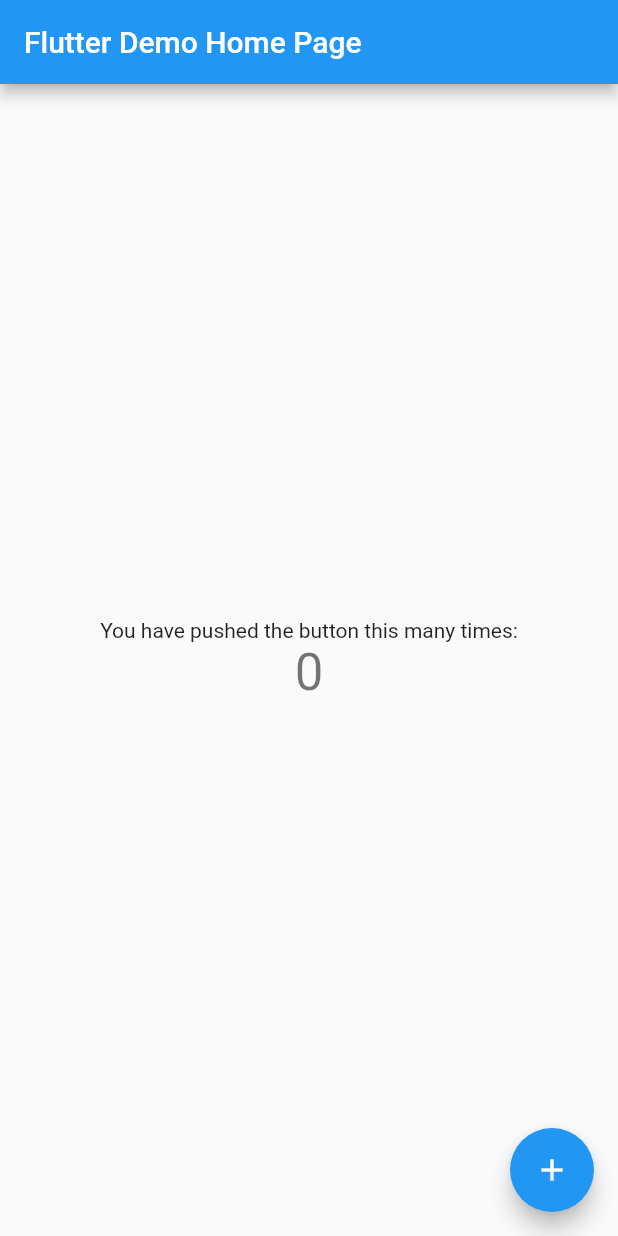
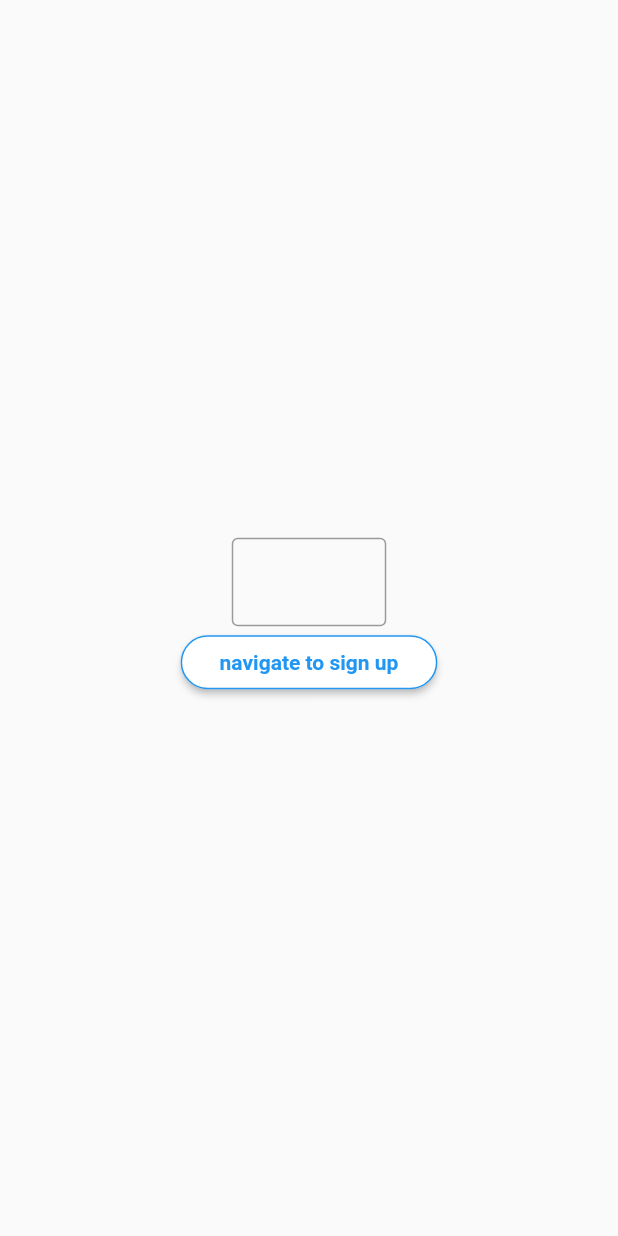
Before and after one commit to EliasSkooter/CurrencyHead_Frontend, a Flutter app: the screen it shows after launch, on a phone screen of 412 x 824 dp. Run offline on Flutter 3.47's test engine with Material 2 defaults, Android fonts, the phone set to English and light mode, and no system bars; our stand-ins replace flutter_screenutil, get.

Commit message:
Pushed some basic stuff

```diff
--- a/currency_head/lib/main.dart
+++ b/currency_head/lib/main.dart
@@ -1,4 +1,10 @@
+import 'package:currency_head/utils/themes.dart';
+import 'package:currency_head/view/screens/homeScreen/homeScreen.dart';
 import 'package:flutter/material.dart';
+import 'package:flutter_screenutil/flutter_screenutil.dart';
+import 'package:get/get.dart';
+
+import 'navigation/navigation.dart';
 
 void main() {
   runApp(const MyApp());
@@ -10,106 +16,13 @@ class MyApp extends StatelessWidget {
   // This widget is the root of your application.
   @override
   Widget build(BuildContext context) {
-    return MaterialApp(
-      title: 'Flutter Demo',
-      theme: ThemeData(
-        // This is the theme of your application.
-        //
-        // Try running your application with "flutter run". You'll see the
-        // application has a blue toolbar. Then, without quitting the app, try
-        // changing the primarySwatch below to Colors.green and then invoke
-        // "hot reload" (press "r" in the console where you ran "flutter run",
-        // or simply save your changes to "hot reload" in a Flutter IDE).
-        // Notice that the counter didn't reset back to zero; the application
-        // is not restarted.
-        primarySwatch: Colors.blue,
+    return ScreenUtilInit(
+      builder: () => GetMaterialApp(
+        title: 'Currency Head',
+        theme: defaultTheme(context),
+        home: Stack(children: [HomeScreen()]),
+        getPages: Navigation().getNavigationList(),
       ),
-      home: const MyHomePage(title: 'Flutter Demo Home Page'),
     );
   }
 }
-
-class MyHomePage extends StatefulWidget {
-  const MyHomePage({Key? key, required this.title}) : super(key: key);
-
-  // This widget is the home page of your application. It is stateful, meaning
-  // that it has a State object (defined below) that contains fields that affect
-  // how it looks.
-
-  // This class is the configuration for the state. It holds the values (in this
-  // case the title) provided by the parent (in this case the App widget) and
-  // used by the build method of the State. Fields in a Widget subclass are
-  // always marked "final".
-
-  final String title;
-
-  @override
-  State<MyHomePage> createState() => _MyHomePageState();
-}
-
-class _MyHomePageState extends State<MyHomePage> {
-  int _counter = 0;
-
-  void _incrementCounter() {
-    setState(() {
-      // This call to setState tells the Flutter framework that something has
-      // changed in this State, which causes it to rerun the build method below
-      // so that the display can reflect the updated values. If we changed
-      // _counter without calling setState(), then the build method would not be
-      // called again, and so nothing would appear to happen.
-      _counter++;
-    });
-  }
-
-  @override
-  Widget build(BuildContext context) {
-    // This method is rerun every time setState is called, for instance as done
-    // by the _incrementCounter method above.
-    //
-    // The Flutter framework has been optimized to make rerunning build methods
-    // fast, so that you can just rebuild anything that needs updating rather
-    // than having to individually change instances of widgets.
-    return Scaffold(
-      appBar: AppBar(
-        // Here we take the value from the MyHomePage object that was created by
-        // the App.build method, and use it to set our appbar title.
-        title: Text(widget.title),
-      ),
-      body: Center(
-        // Center is a layout widget. It takes a single child and positions it
-        // in the middle of the parent.
-        child: Column(
-          // Column is also a layout widget. It takes a list of children and
-          // arranges them vertically. By default, it sizes itself to fit its
-          // children horizontally, and tries to be as tall as its parent.
-          //
-          // Invoke "debug painting" (press "p" in the console, choose the
-          // "Toggle Debug Paint" action from the Flutter Inspector in Android
-          // Studio, or the "Toggle Debug Paint" command in Visual Studio Code)
-          // to see the wireframe for each widget.
-          //
-          // Column has various properties to control how it sizes itself and
-          // how it positions its children. Here we use mainAxisAlignment to
-          // center the children vertically; the main axis here is the vertical
-          // axis because Columns are vertical (the cross axis would be
-          // horizontal).
-          mainAxisAlignment: MainAxisAlignment.center,
-          children: <Widget>[
-            const Text(
-              'You have pushed the button this many times:',
-            ),
-            Text(
-              '$_counter',
-              style: Theme.of(context).textTheme.headline4,
-            ),
-          ],
-        ),
-      ),
-      floatingActionButton: FloatingActionButton(
-        onPressed: _incrementCounter,
-        tooltip: 'Increment',
-        child: const Icon(Icons.add),
-      ), // This trailing comma makes auto-formatting nicer for build methods.
-    );
-  }
-}
--- /dev/null
+++ b/currency_head/lib/navigation/navigation.dart
@@ -0,0 +1,13 @@
+import 'package:currency_head/view/screens/SignUp/signup.dart';
+import 'package:currency_head/view/screens/homeScreen/homeScreen.dart';
+import 'package:get/get.dart';
+
+class Navigation {
+  List<GetPage<dynamic>> routes = [
+    GetPage(name: '/Home', page: () => HomeScreen()),
+    GetPage(name: '/SignUp', page: () => SignUp())
+  ];
+  List<GetPage<dynamic>> getNavigationList() {
+    return routes;
+  }
+}
--- /dev/null
+++ b/currency_head/lib/view/screens/homeScreen/homeScreen.dart
@@ -0,0 +1,64 @@
+// ignore_for_file: prefer_const_constructors, file_names
+
+import 'package:currency_head/view/widgets/CustomButton/CustomButton.dart';
+import 'package:flutter/material.dart';
+import 'package:flutter_screenutil/flutter_screenutil.dart';
+import 'package:get/get.dart';
+
+class HomeScreen extends StatefulWidget {
+  const HomeScreen({Key? key}) : super(key: key);
+
+  @override
+  _HomeScreenState createState() => _HomeScreenState();
+}
+
+class _HomeScreenState extends State<HomeScreen> {
+  dynamic tempVar;
+
+  @override
+  void initState() {
+    super.initState();
+  }
+
+  @override
+  Widget build(BuildContext context) {
+    return Scaffold(
+      body: Container(
+        alignment: Alignment.center,
+        width: 1.sw,
+        height: 1.sh,
+        child: Column(
+            mainAxisAlignment: MainAxisAlignment.center,
+            crossAxisAlignment: CrossAxisAlignment.center,
+            children: [
+              Container(
+                alignment: Alignment.center,
+                width: 1.sw / 4,
+                // height: 1.sh,
+                child: TextFormField(
+                  initialValue: tempVar,
+                  cursorColor: Colors.black,
+                  cursorWidth: 1,
+                  style: TextStyle(fontSize: 16),
+                  decoration: InputDecoration(
+                    border: OutlineInputBorder(
+                        borderSide: BorderSide(color: Color(0xFFBEBEBE))),
+                  ),
+                  onChanged: (value) {
+                    setState(() {
+                      tempVar = value;
+                    });
+                  },
+                ),
+              ),
+              CustomButton(
+                onTapCallBack: () {
+                  Get.toNamed('/SignUp');
+                },
+                title: 'navigate to sign up',
+              )
+            ]),
+      ),
+    );
+  }
+}
--- /dev/null
+++ b/currency_head/lib/view/widgets/AppBar/appBar.dart
@@ -0,0 +1 @@
+// ignore_for_file: file_names
--- /dev/null
+++ b/currency_head/lib/view/widgets/CustomButton/CustomButton.dart
@@ -0,0 +1,130 @@
+import 'dart:ui';
+
+import 'package:currency_head/utils/common.dart';
+import 'package:currency_head/utils/themes.dart';
+import 'package:flutter/cupertino.dart';
+import 'package:flutter/material.dart';
+import 'package:flutter/widgets.dart';
+import 'package:flutter_screenutil/flutter_screenutil.dart';
+
+///This CustomButtom class is a widget to create a custom button that can be under 2 format, with a pre title icon and without a pre title icon:
+///The customizable props are: title, color and the preIcon
+
+class CustomButton extends StatelessWidget {
+  final String title;
+  final Color color;
+  final Icon preIcon;
+  // final Size size;
+  final VoidCallback? onTapCallBack;
+  final String _buttonType;
+
+  ///The parameters of the CustomButtom are:
+  /// [title] - the title of the button (For both Format) (should be a String)
+  /// [color] - the color of the button (should be a Color)
+  /// [preIcon] - the icon of the pre button title (should be an icon)
+  /// [size] - this is the size of the button that can be changeable (should be a Size([width],[height]))
+  /// [onTapCallBack] - function that pass the OnTap() action performed callBack off the button
+
+  ///Default constructor (For the first button format)
+  ///has no preIcon with _buttonType = 'default'
+  CustomButton({
+    Key? key,
+    this.title = 'Button',
+    this.color = PRIMARY_COLOR,
+    required this.onTapCallBack,
+    // this.size = const Size(170, 40),
+  })  : this.preIcon = Icon(Icons.add),
+        this._buttonType = 'default',
+        super(key: key);
+
+  ///preIcon constructor (For the second button format)
+  ///has the icon path with _cardType = 'preIcon'
+  CustomButton.preIcon({
+    Key? key,
+    this.title = 'Buttonnnn',
+    this.color = PRIMARY_COLOR,
+    required this.preIcon,
+    // this.size = const Size(170, 40),
+    required this.onTapCallBack,
+  })  : this._buttonType = 'preIcon',
+        super(key: key);
+
+  //The build function that return the button
+  @override
+  Widget build(BuildContext context) {
+    return Container(
+      child:
+          //Condition to check the type of the button
+          (_buttonType == 'default')
+              ?
+              //If the type is default then return a normal elevated button
+              ElevatedButton(
+                  style: ButtonStyle(
+                      side: MaterialStateProperty.all<BorderSide>(
+                          BorderSide(color: color, width: 1.0)),
+                      shape: MaterialStateProperty.all<RoundedRectangleBorder>(
+                          RoundedRectangleBorder(
+                              borderRadius: BorderRadius.circular(18.0))),
+                      backgroundColor:
+                          MaterialStateProperty.all<Color>(Colors.white)),
+                  child: Padding(
+                    padding: EdgeInsets.fromLTRB(
+                        1.sw / 166 + 1.sh / 110,
+                        1.sw / 355 + 1.sh / 237,
+                        1.sw / 166 + 1.sh / 110,
+                        1.sw / 355 + 1.sh / 237),
+                    child: Text(
+                      title,
+                      style: TextStyle(
+                          fontSize:
+                              isMobileDevice() ? 14 : 1.sw / 200 + 1.sh / 133,
+                          fontWeight: FontWeight.bold,
+                          color: color),
+                    ),
+                  ),
+                  onPressed: onTapCallBack,
+                )
+              :
+              //If the type is not default(preIcon) then return an elevated button with an icon
+              ElevatedButton(
+                  style: ButtonStyle(
+                    side: MaterialStateProperty.all<BorderSide>(
+                        BorderSide(color: color, width: 1.0)),
+                    shape: MaterialStateProperty.all<RoundedRectangleBorder>(
+                      RoundedRectangleBorder(
+                        borderRadius: BorderRadius.circular(18.0),
+                      ),
+                    ),
+                    backgroundColor:
+                        MaterialStateProperty.all<Color>(Colors.white),
+                  ),
+                  onPressed: onTapCallBack,
+                  child: Wrap(
+                    alignment: WrapAlignment.spaceBetween,
+                    // mainAxisAlignment: MainAxisAlignment.spaceBetween,
+                    children: [
+                      Padding(
+                        padding: const EdgeInsets.only(
+                          right: 12.5,
+                        ),
+                        child: preIcon,
+                      ),
+                      Padding(
+                        padding: EdgeInsets.only(
+                          right: 10,
+                        ),
+                        child: Text(
+                          title,
+                          style: TextStyle(
+                            fontSize: 12, //1.sw / 200 + 1.sh / 133,
+                            fontWeight: FontWeight.bold,
+                            color: color,
+                          ),
+                        ),
+                      ),
+                    ],
+                  ),
+                ),
+    );
+  }
+}
--- a/currency_head/pubspec.yaml
+++ b/currency_head/pubspec.yaml
@@ -34,6 +34,8 @@ dependencies:
   # The following adds the Cupertino Icons font to your application.
   # Use with the CupertinoIcons class for iOS style icons.
   cupertino_icons: ^1.0.2
+  flutter_screenutil: ^5.0.0+2
+  get: ^4.3.4
 
 dev_dependencies:
   flutter_test:
```
Also changed, not shown: currency_head/lib/constants/IP.dart (added, +7 -0 lines), currency_head/lib/utils/common.dart (added, +40 -0 lines), currency_head/lib/utils/themes.dart (added, +113 -0 lines), currency_head/lib/view/screens/SignUp/signup.dart (added, +29 -0 lines), currency_head/pubspec.lock.
